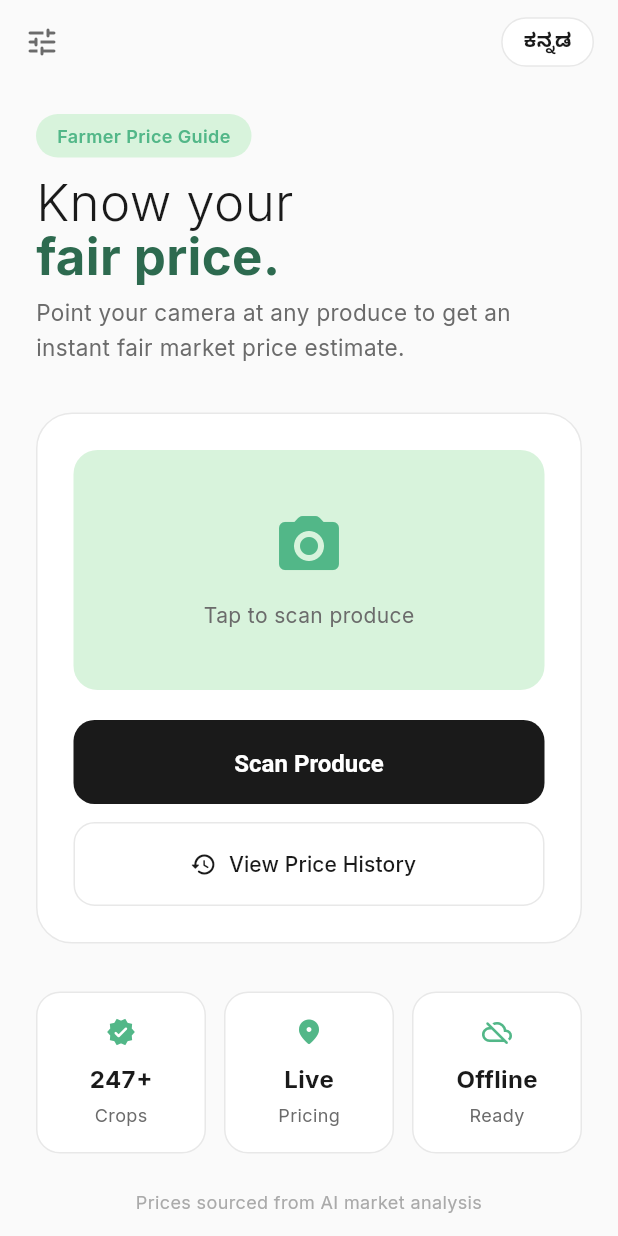
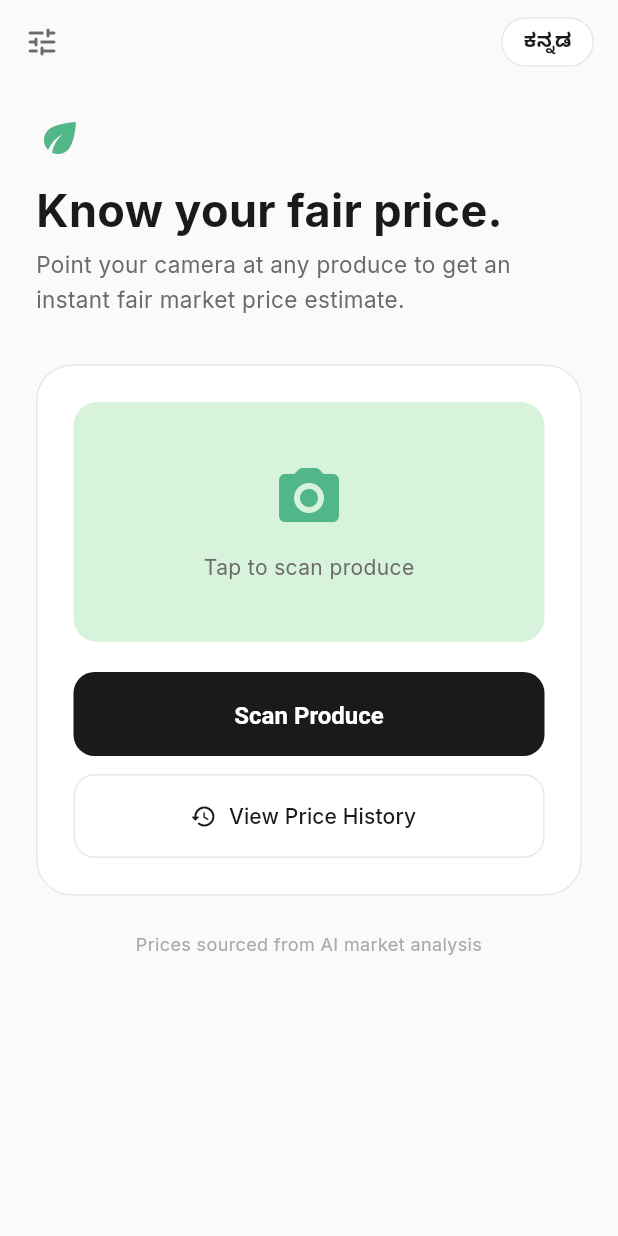
Before and after one commit to aadvt/EKrishi, a Flutter app: the screen it shows after launch, on a phone screen of 412 x 824 dp. Run offline on Flutter 3.47's test engine with Material 3 defaults, Android fonts, the phone set to English and light mode, and no system bars; our stand-ins replace camera, connectivity_plus, flutter_dotenv, flutter_image_compress, geolocator, google_fonts and 4 more; accounts and stored records are empty.

Commit message:
Clean up HomeScreen hero - remove stats, simplify heading

```diff
--- a/lib/screens/home_screen.dart
+++ b/lib/screens/home_screen.dart
@@ -111,49 +111,30 @@ class _HomeScreenState extends State<HomeScreen> {
               children: [
                 const SizedBox(height: 20),
 
-                // TOP SECTION
-                Container(
-                  padding: const EdgeInsets.symmetric(horizontal: 14, vertical: 6),
-                  decoration: BoxDecoration(
-                    color: AppColors.softGreen,
-                    borderRadius: BorderRadius.circular(20),
-                  ),
-                  child: Text(
-                    isKn ? 'ರೈತ ಬೆಲೆ ಮಾರ್ಗದರ್ಶಿ' : 'Farmer Price Guide',
-                    style: const TextStyle(
-                      fontSize: 12,
-                      fontWeight: FontWeight.w600,
-                      color: AppColors.accentGreen,
-                    ),
-                  ),
+                const Icon(
+                  Icons.eco_rounded,
+                  size: 32,
+                  color: Color(0xFF52B788),
                 ),
-                const SizedBox(height: 12),
+                const SizedBox(height: 16),
                 Text(
-                  isKn ? 'ನಿಮ್ಮ' : 'Know your',
+                  isKn ? 'ನಿಮ್ಮ ನ್ಯಾಯಬೆಲೆ ತಿಳಿಯಿರಿ.' : 'Know your fair price.',
                   style: const TextStyle(
-                    fontSize: 34,
-                    fontWeight: FontWeight.w300,
-                    color: AppColors.textPrimary,
+                    fontSize: 30,
+                    fontWeight: FontWeight.w700,
+                    color: Color(0xFF1A1A1A),
                     height: 1.05,
                   ),
                 ),
-                Text(
-                  isKn ? 'ನ್ಯಾಯಬೆಲೆ.' : 'fair price.',
-                  style: const TextStyle(
-                    fontSize: 34,
-                    fontWeight: FontWeight.w700,
-                    color: AppColors.primaryGreen,
-                    height: 1.05,
-                  ),
-                ),
-                const SizedBox(height: 8),
+                const SizedBox(height: 10),
                 Text(
                   isKn
                       ? 'ಯಾವುದೇ ಬೆಳೆ ಮೇಲೆ ಕ್ಯಾಮೆರಾ ತೋರಿಸಿ — ತಕ್ಷಣ ನ್ಯಾಯಯುತ ಮಾರುಕಟ್ಟೆ ಬೆಲೆಯ ಅಂದಾಜು ಪಡೆಯಿರಿ.'
                       : 'Point your camera at any produce to get an instant fair market price estimate.',
                   style: const TextStyle(
                     fontSize: 15,
-                    color: AppColors.textSecondary,
+                    color: Color(0xFF6B6B6B),
+                    fontWeight: FontWeight.w400,
                     height: 1.5,
                   ),
                 ),
@@ -224,37 +205,6 @@ class _HomeScreenState extends State<HomeScreen> {
                   ),
                 ),
 
-                const SizedBox(height: 32),
-
-                // STATS ROW
-                const Row(
-                  children: [
-                    Expanded(
-                      child: _MiniStatCard(
-                        icon: Icons.verified_rounded,
-                        value: '247+',
-                        label: 'Crops',
-                      ),
-                    ),
-                    SizedBox(width: 12),
-                    Expanded(
-                      child: _MiniStatCard(
-                        icon: Icons.location_on_rounded,
-                        value: 'Live',
-                        label: 'Pricing',
-                      ),
-                    ),
-                    SizedBox(width: 12),
-                    Expanded(
-                      child: _MiniStatCard(
-                        icon: Icons.cloud_off_rounded,
-                        value: 'Offline',
-                        label: 'Ready',
-                      ),
-                    ),
-                  ],
-                ),
-
                 const SizedBox(height: 24),
                 Center(
                   child: Text(
```
